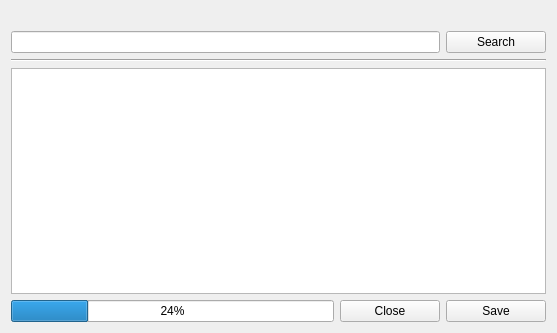
Qt form branches/sayonara-600/GUI/alternate_covers/GUI_Alternate_Covers.ui (shahid334/sayonara-player) before a commit.
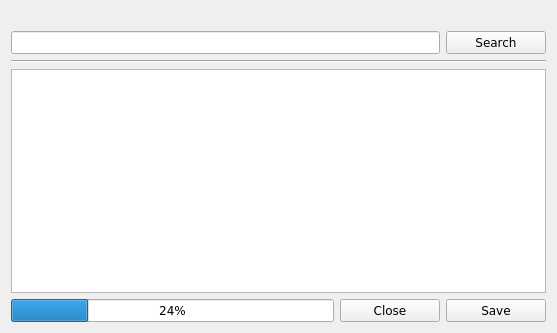
The same form after that commit.

Patch:
```diff
--- a/branches/sayonara-600/GUI/alternate_covers/GUI_Alternate_Covers.ui
+++ b/branches/sayonara-600/GUI/alternate_covers/GUI_Alternate_Covers.ui
@@ -28,7 +28,13 @@
     </widget>
    </item>
    <item row="1" column="0" colspan="2">
-    <widget class="QLineEdit" name="le_search"/>
+    <widget class="QLineEdit" name="le_search">
+     <property name="font">
+      <font>
+       <family>DejaVu Sans</family>
+      </font>
+     </property>
+    </widget>
    </item>
    <item row="1" column="2">
     <widget class="QPushButton" name="btn_search">
@@ -50,6 +56,11 @@
        <height>16777215</height>
       </size>
      </property>
+     <property name="font">
+      <font>
+       <family>DejaVu Sans</family>
+      </font>
+     </property>
      <property name="focusPolicy">
       <enum>Qt::NoFocus</enum>
      </property>
@@ -60,6 +71,11 @@
    </item>
    <item row="2" column="0" colspan="3">
     <widget class="Line" name="line">
+     <property name="font">
+      <font>
+       <family>DejaVu Sans</family>
+      </font>
+     </property>
      <property name="orientation">
       <enum>Qt::Horizontal</enum>
      </property>
@@ -73,6 +89,11 @@
        <height>220</height>
       </size>
      </property>
+     <property name="font">
+      <font>
+       <family>DejaVu Sans</family>
+      </font>
+     </property>
      <property name="verticalScrollBarPolicy">
       <enum>Qt::ScrollBarAsNeeded</enum>
      </property>
@@ -131,6 +152,11 @@
        <height>16777215</height>
       </size>
      </property>
+     <property name="font">
+      <font>
+       <family>DejaVu Sans</family>
+      </font>
+     </property>
      <property name="focusPolicy">
       <enum>Qt::NoFocus</enum>
      </property>
@@ -153,6 +179,11 @@
        <height>16777215</height>
       </size>
      </property>
+     <property name="font">
+      <font>
+       <family>DejaVu Sans</family>
+      </font>
+     </property>
      <property name="focusPolicy">
       <enum>Qt::NoFocus</enum>
      </property>
@@ -163,6 +194,11 @@
    </item>
    <item row="4" column="0">
     <widget class="QProgressBar" name="pb_progress">
+     <property name="font">
+      <font>
+       <family>DejaVu Sans</family>
+      </font>
+     </property>
      <property name="value">
       <number>24</number>
      </property>
```
Left out of the diff: 1 changed line with no effect on the pictures.
